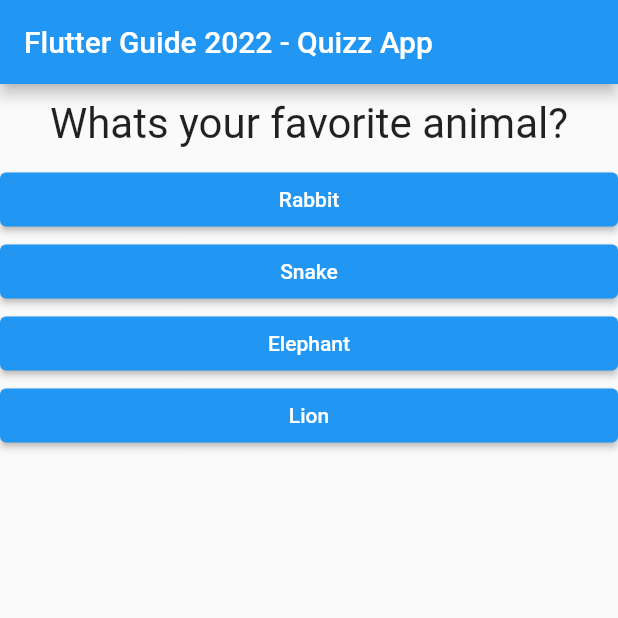
After one commit to Pedro-Costa123/flutter_guide_2022_quizz_app, a Flutter app: the screen it shows after launch, after a tap on "Black", on a phone screen of 412 x 824 dp, the top half of it. The commit adds this screen. Run offline on Flutter 3.47's test engine with Material 2 defaults, Android fonts, the phone set to English and light mode, and no system bars.

Commit message:
Section 2 : 54

```diff
--- a/lib/main.dart
+++ b/lib/main.dart
@@ -1,7 +1,7 @@
 import 'package:flutter/material.dart';
 
-import './question.dart';
-import './answer.dart';
+import './quiz.dart';
+import './result.dart';
 
 //void main() {
 //  runApp(MyApp());
@@ -10,7 +10,6 @@ import './answer.dart';
 void main() => runApp(MyApp());
 
 class MyApp extends StatefulWidget {
-
   @override
   State<StatefulWidget> createState() {
     return _MyAppState();
@@ -18,47 +17,65 @@ class MyApp extends StatefulWidget {
 }
 
 class _MyAppState extends State<MyApp> {
+  final _questions = const [
+    {
+      'questionText': 'Whats your favorite color?',
+      'answers': [
+        {'text': 'Black', 'score': 10},
+        {'text': 'Red', 'score': 5},
+        {'text': 'Green', 'score': 3},
+        {'text': 'White', 'score': 1}
+      ],
+    },
+    {
+      'questionText': 'Whats your favorite animal?',
+      'answers': [
+        {'text': 'Rabbit', 'score': 3},
+        {'text': 'Snake', 'score': 11},
+        {'text': 'Elephant', 'score': 5},
+        {'text': 'Lion', 'score': 9}
+      ],
+    },
+    {
+      'questionText': 'Who is your favorite instructor?',
+      'answers': [
+        {'text': 'Max', 'score': 1},
+        {'text': 'Max', 'score': 1},
+        {'text': 'Max', 'score': 1},
+        {'text': 'Max', 'score': 1}
+      ],
+    },
+  ];
   var _questionIndex = 0;
+  var _totalScore = 0;
 
-  void _answerQuestion() {
+  void _answerQuestion(int score) {
+    _totalScore += score;
     setState(() {
       _questionIndex++;
     });
     print(_questionIndex);
+    if (_questionIndex < _questions.length) {
+      print('We have more questions!');
+    } else {
+      print('No more questions!');
+    }
   }
 
   @override
   Widget build(BuildContext context) {
-    const questions = [
-      {
-        'questionText':'Whats your favorite color?',
-        'answers':['Black', 'Red', 'Green', 'White'],
-      },
-      {
-        'questionText':'Whats your favorite animal?',
-        'answers':['Rabbit', 'Snake', 'Elephant', 'Lion'],
-      },
-      {
-        'questionText':'Who is your favorite instructor?',
-        'answers':['Max', 'Max', 'Max', 'Max'],
-      },
-    ];
     return MaterialApp(
       home: Scaffold(
-        appBar: AppBar(
-          title: Text('Flutter Guide 2022 - Quizz App'),
-        ),
-        body: Column(
-          children: [
-            Question(
-                questions[_questionIndex]['questionText']
-            ),
-            ...(questions[_questionIndex]['answers'] as List<String>)
-                .map((answer) => Answer(_answerQuestion, answer)
-            ).toList(),
-          ],
-        ),
-      ),
+          appBar: AppBar(
+            title: Text('Flutter Guide 2022 - Quizz App'),
+          ),
+          body: _questionIndex < _questions.length
+              ? Quiz(
+                  answerQuestion: _answerQuestion,
+                  questionIndex: _questionIndex,
+                  questions: _questions,
+                )
+              : Result(_totalScore)),
     );
   }
 }
--- /dev/null
+++ b/lib/quiz.dart
@@ -0,0 +1,28 @@
+import 'package:flutter/material.dart';
+
+import './question.dart';
+import './answer.dart';
+
+class Quiz extends StatelessWidget {
+  final List<Map<String, Object>> questions;
+  final int questionIndex;
+  final Function answerQuestion;
+
+  Quiz({
+      @required this.questions,
+      @required this.answerQuestion,
+      @required this.questionIndex
+  });
+
+  @override
+  Widget build(BuildContext context) {
+    return Column(
+      children: [
+        Question(questions[questionIndex]['questionText']),
+        ...(questions[questionIndex]['answers'] as List<Map<String, Object>>)
+            .map((answer) => Answer(() => answerQuestion(answer['score']), answer['text']))
+            .toList(),
+      ],
+    );
+  }
+}
```
Also changed, not shown: lib/result.dart (added, +31 -0 lines).
